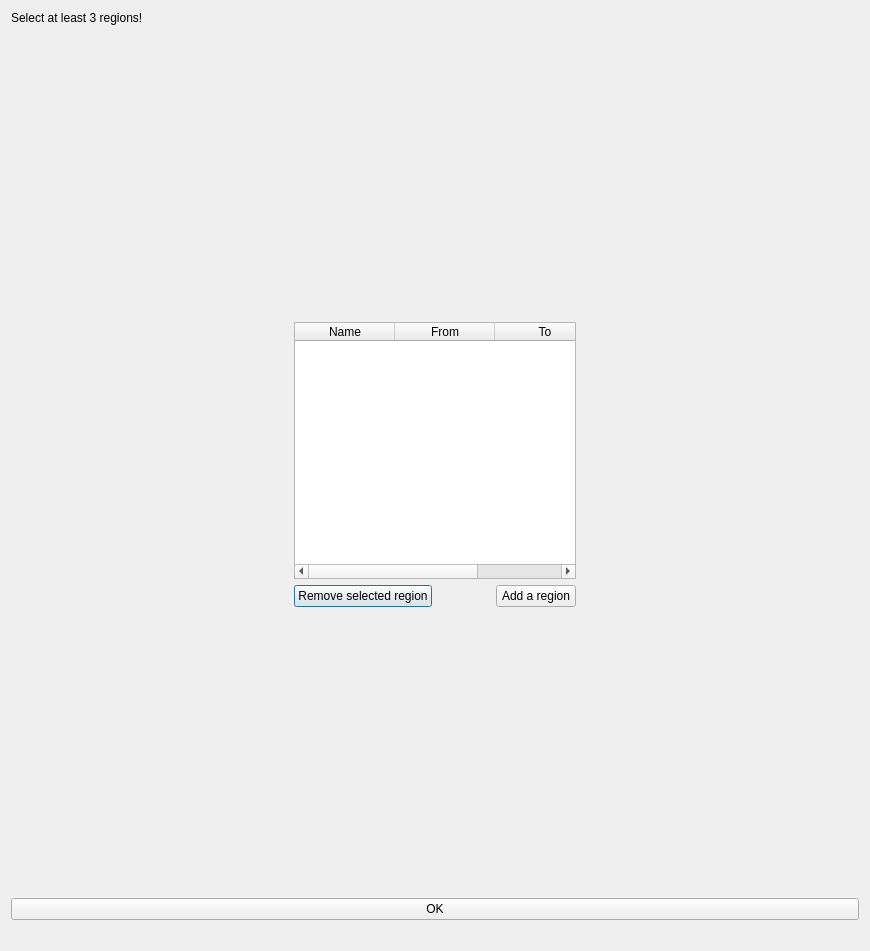
This is src/hyperctui/ui/select_evaluation_regions.ui in ornlneutronimaging/HyperCTui as Qt 5 draws it before an edit. The edited form follows.
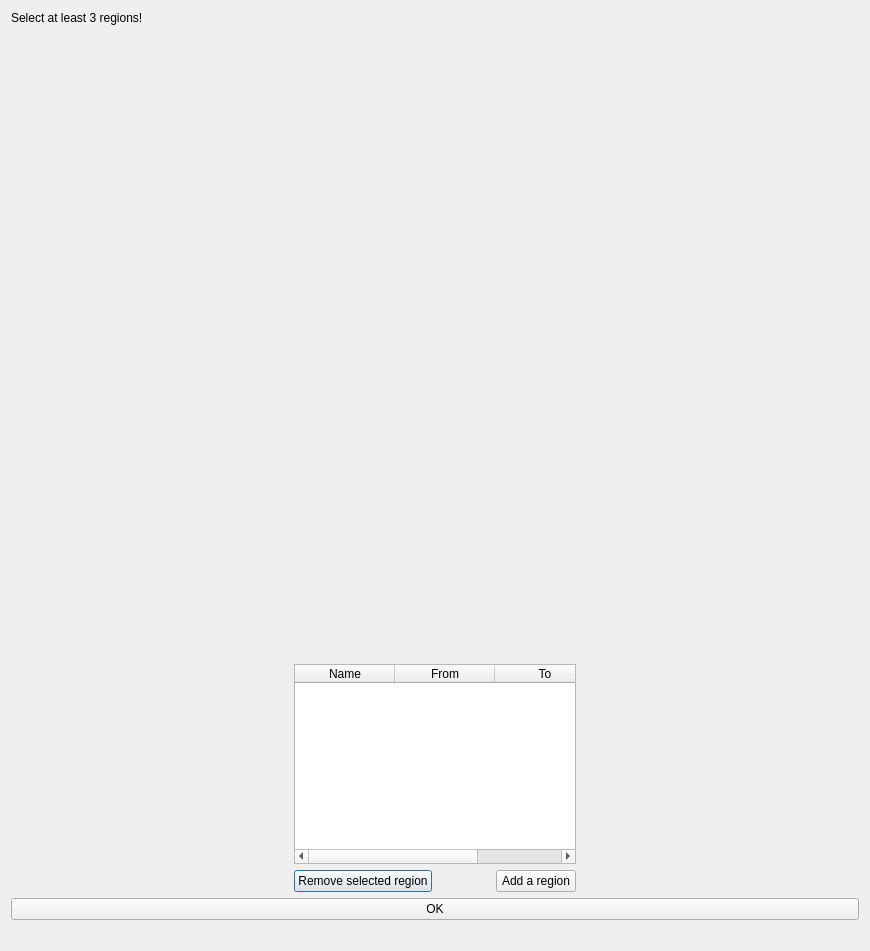
This is the edited form.

Commit message: linear region horizontal. this refs #49

Patch:
```diff
--- a/src/hyperctui/ui/select_evaluation_regions.ui
+++ b/src/hyperctui/ui/select_evaluation_regions.ui
@@ -36,6 +36,9 @@
    </item>
    <item>
     <layout class="QHBoxLayout" name="horizontalLayout_2">
+     <property name="sizeConstraint">
+      <enum>QLayout::SetMinimumSize</enum>
+     </property>
      <item>
       <spacer name="horizontalSpacer_3">
        <property name="orientation">
@@ -53,12 +56,24 @@
       <layout class="QVBoxLayout" name="verticalLayout">
        <item>
         <widget class="QTableWidget" name="tableWidget">
+         <property name="sizePolicy">
+          <sizepolicy hsizetype="Minimum" vsizetype="Expanding">
+           <horstretch>0</horstretch>
+           <verstretch>0</verstretch>
+          </sizepolicy>
+         </property>
          <property name="minimumSize">
           <size>
            <width>0</width>
            <height>200</height>
           </size>
          </property>
+         <property name="maximumSize">
+          <size>
+           <width>16777215</width>
+           <height>200</height>
+          </size>
+         </property>
          <property name="alternatingRowColors">
           <bool>true</bool>
          </property>
@@ -68,6 +83,12 @@
          <property name="selectionBehavior">
           <enum>QAbstractItemView::SelectRows</enum>
          </property>
+         <attribute name="horizontalHeaderStretchLastSection">
+          <bool>true</bool>
+         </attribute>
+         <attribute name="verticalHeaderStretchLastSection">
+          <bool>false</bool>
+         </attribute>
          <column>
           <property name="text">
            <string>Name</string>
@@ -133,19 +154,6 @@
      </item>
     </layout>
    </item>
-   <item>
-    <spacer name="verticalSpacer">
-     <property name="orientation">
-      <enum>Qt::Vertical</enum>
-     </property>
-     <property name="sizeHint" stdset="0">
-      <size>
-       <width>20</width>
-       <height>268</height>
-      </size>
-     </property>
-    </spacer>
-   </item>
    <item>
     <widget class="QPushButton" name="pushButton">
      <property name="text">
```
The commit also changes 4 other files.
